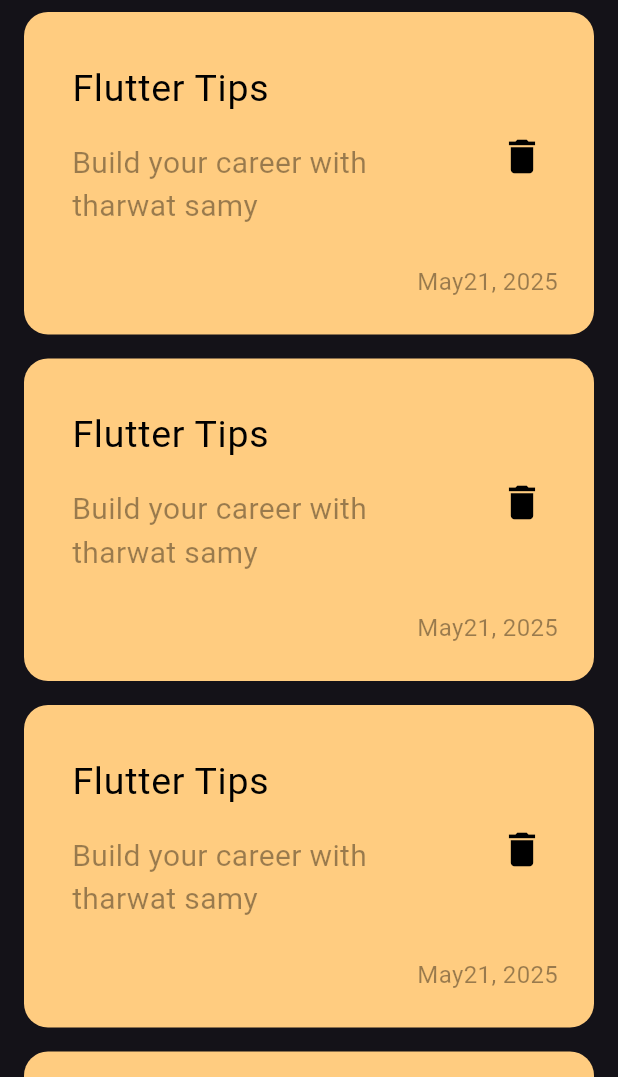
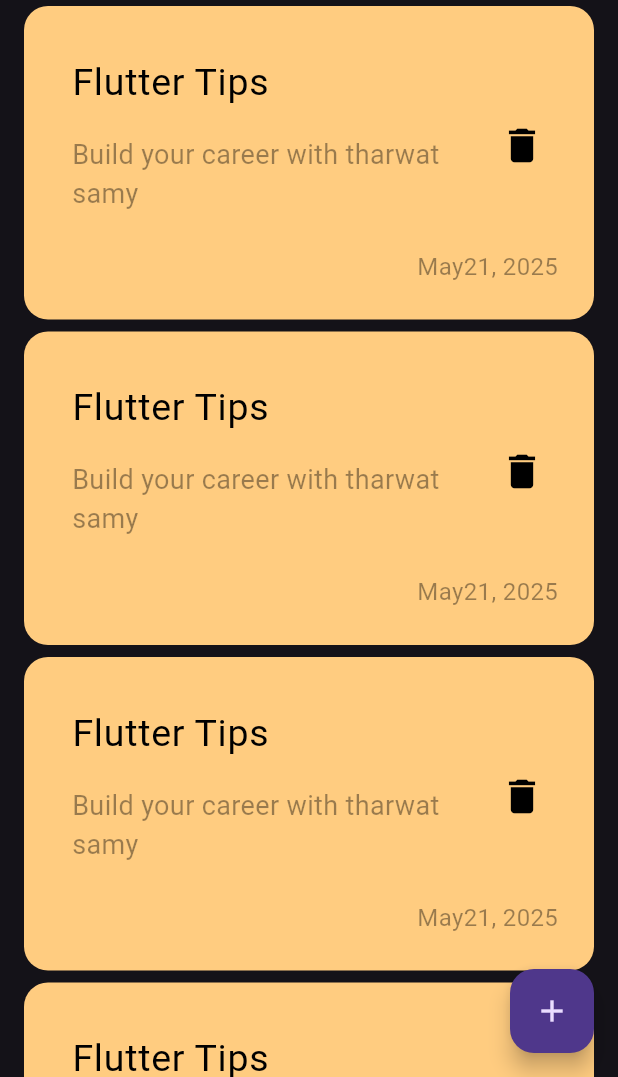
Before and after one commit to abod-Developer/flutter_notes_app, a Flutter app: the screen it shows after launch, on a phone screen of 412 x 824 dp, the part 159-1236 px from its top. Run offline on Flutter 3.47's test engine with Material 3 defaults, Android fonts, the phone set to English and light mode, and no system bars.

Commit message:
add floting button

```diff
--- a/lib/views/notes_view.dart
+++ b/lib/views/notes_view.dart
@@ -6,8 +6,13 @@ class NotesView extends StatelessWidget {
 
   @override
   Widget build(BuildContext context) {
-    return const Scaffold (
-      body: NotesViewBody(),
+    return  Scaffold (
+      floatingActionButton: FloatingActionButton(onPressed: (){},
+      child: const Icon(
+        Icons.add,
+
+      ),),
+      body: const NotesViewBody(),
 
     );
   }
--- a/lib/views/widgets/notes_item.dart
+++ b/lib/views/widgets/notes_item.dart
@@ -35,7 +35,7 @@ class _NoteItemState extends State<NoteItem> {
               child: Text("Build your career with tharwat samy",
               style: TextStyle(
                 color: Colors.black.withOpacity(.4),
-                fontSize: 20
+                fontSize: 18
               ),),
             ),
             trailing: IconButton(
--- a/lib/views/widgets/notes_list_view.dart
+++ b/lib/views/widgets/notes_list_view.dart
@@ -10,7 +10,7 @@ class NotesListView extends StatelessWidget {
     return ListView.builder(itemBuilder: (context,index)
     {
       return Padding(
-        padding: const EdgeInsets.symmetric(vertical: 8),
+        padding: const EdgeInsets.symmetric(vertical: 4),
         child:  NoteItem(),
       );
 
```
